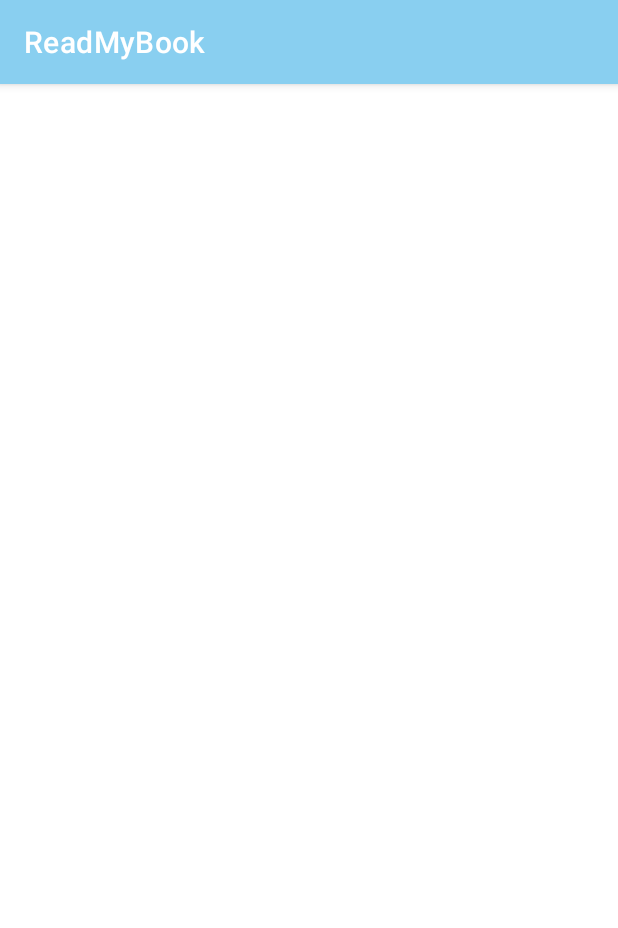
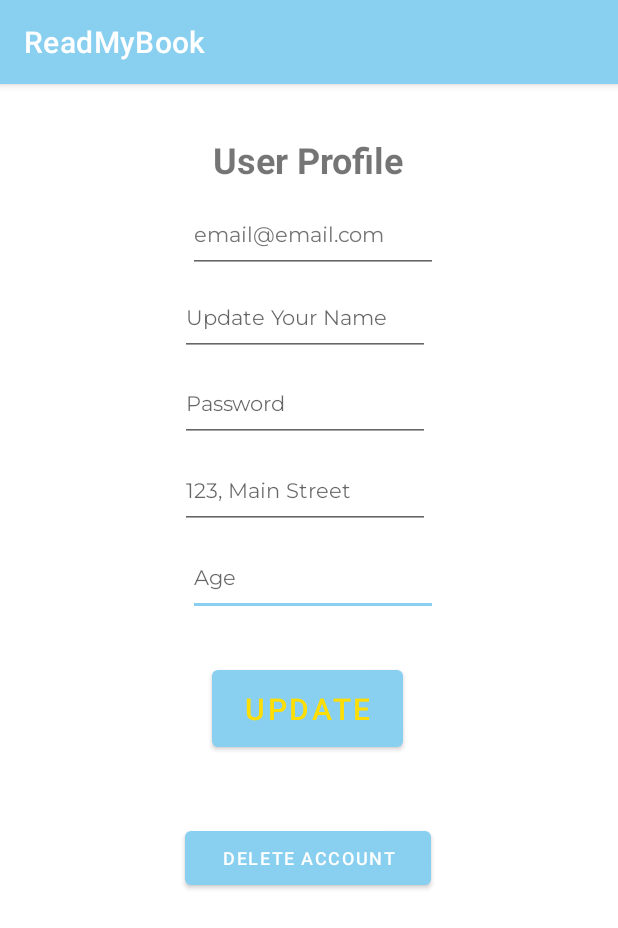
Before and after one commit to itsmeleeeo/ReadMyBook, an Android app: the SettingUp screen opened directly, with no data from a screen before it, on a phone screen of 412 x 824 dp. Shown: the top 928 px of the screen. Run offline under Robolectric (Android 15) with nearby library versions, the phone set to English and light mode, and no system bars.

Commit message:
setting up DB integeration

```diff
--- a/app/src/main/java/com/example/readmybook/DatabaseHelper.java
+++ b/app/src/main/java/com/example/readmybook/DatabaseHelper.java
@@ -123,4 +123,28 @@ public class DatabaseHelper extends SQLiteOpenHelper {
             return false;
         }
     }
+
+    public boolean UpdateAllUserInfo(String email,String name,String PassSign, String Address,String Age ){
+        SQLiteDatabase sqLiteDatabase = this.getWritableDatabase();
+        ContentValues values = new ContentValues();
+        values.put(T1COL2,name);
+        values.put(T1COL3,Age);
+        values.put(T1COL4,Address);
+        values.put(T1COL6,PassSign);
+        long u = sqLiteDatabase.update(TABLE1_NAME,values, "email=?", new String[]{email});
+        if(u > 0) {
+            return true;
+        } else {
+            return false;
+        }
+    }
+    public boolean DeleteUserProfile(String email){
+        SQLiteDatabase sqLiteDatabase = this.getWritableDatabase();
+        long j = sqLiteDatabase.delete(TABLE1_NAME,"email=?",new String[]{email});
+        if(j > 0) {
+            return true;
+        } else {
+            return false;
+        }
+    }
 }
--- a/app/src/main/java/com/example/readmybook/SettingUp.java
+++ b/app/src/main/java/com/example/readmybook/SettingUp.java
@@ -2,13 +2,67 @@ package com.example.readmybook;
 
 import androidx.appcompat.app.AppCompatActivity;
 
+import android.content.Intent;
 import android.os.Bundle;
+import android.text.Html;
+import android.view.View;
+import android.widget.Button;
+import android.widget.EditText;
+import android.widget.Toast;
 
 public class SettingUp extends AppCompatActivity {
+    DatabaseHelper databaseHelper;
 
     @Override
     protected void onCreate(Bundle savedInstanceState) {
         super.onCreate(savedInstanceState);
         setContentView(R.layout.activity_setting_up);
+        EditText txtEnterName = findViewById(R.id.txtEnterName);
+        EditText txtEmail = findViewById(R.id.txtEmail);
+        EditText txtPassSign = findViewById(R.id.txtPassSign);
+        EditText txtAddress = findViewById(R.id.txtAddress);
+        EditText txtAge = findViewById(R.id.txtAge);
+        Button btnUpdate = findViewById(R.id.btnUpdateUProfile);
+        Button btnDelete = findViewById(R.id.btnDeletAccUProfile);
+        databaseHelper = new DatabaseHelper(this);
+
+        btnUpdate.setOnClickListener(new View.OnClickListener() {
+            boolean isUpdated;
+
+            @Override
+            public void onClick(View view) {
+                isUpdated = databaseHelper.UpdateAllUserInfo(txtEmail.getText().toString(),txtEnterName.getText().toString()
+                        ,txtPassSign.getText().toString(),txtAddress.getText().toString(),txtAge.getText().toString());
+
+                if (isUpdated)  {
+                    Toast.makeText(SettingUp.this, Html.fromHtml("<big>Data is Updated Successfully</big>"),Toast.LENGTH_SHORT).show();
+                    startActivity(new Intent(SettingUp.this, MainActivity.class));
+                }
+                else {
+                Toast.makeText(SettingUp.this,
+                        Html.fromHtml("<big>data is not updated</big>"),
+                        Toast.LENGTH_SHORT).show();
+                }
+            }
+        });
+
+        btnDelete.setOnClickListener(new View.OnClickListener() {
+            boolean isDeleted;
+            @Override
+            public void onClick(View view) {
+                isDeleted = databaseHelper.DeleteUserProfile(txtEmail.getText().toString());
+                if (isDeleted)  {
+                    Toast.makeText(SettingUp.this, Html.fromHtml("<big>User Has been Removed</big>"),Toast.LENGTH_SHORT).show();
+                    startActivity(new Intent(SettingUp.this, UserHomePage.class));
+                }
+                else {
+                    Toast.makeText(SettingUp.this,
+                            Html.fromHtml("<big>Could not Delete the User</big>"),
+                            Toast.LENGTH_SHORT).show();
+                }
+            }
+        });
+
+
     }
 }
--- a/app/src/main/res/layout/activity_setting_up.xml
+++ b/app/src/main/res/layout/activity_setting_up.xml
@@ -4,6 +4,149 @@
     xmlns:tools="http://schemas.android.com/tools"
     android:layout_width="match_parent"
     android:layout_height="match_parent"
-    tools:context=".SettingUp">
+    tools:context=".UserProfile">
 
+    <EditText
+        android:id="@+id/txtAge"
+        android:layout_width="wrap_content"
+        android:layout_height="wrap_content"
+        android:layout_marginStart="120dp"
+        android:layout_marginTop="10dp"
+        android:layout_marginEnd="120dp"
+        android:ems="10"
+        android:fontFamily="@font/montserrat"
+        android:hint="@string/txtAge"
+        android:importantForAutofill="no"
+        android:inputType="number"
+        android:minHeight="48dp"
+        android:textColor="@color/black"
+        android:textSize="14sp"
+        app:layout_constraintEnd_toEndOf="parent"
+        app:layout_constraintHorizontal_bias="1.0"
+        app:layout_constraintStart_toStartOf="parent"
+        app:layout_constraintTop_toBottomOf="@+id/txtAddress" />
+
+    <EditText
+        android:id="@+id/txtAddress"
+        android:layout_width="wrap_content"
+        android:layout_height="wrap_content"
+        android:layout_marginStart="120dp"
+        android:layout_marginTop="10dp"
+        android:layout_marginEnd="120dp"
+        android:ems="10"
+        android:fontFamily="@font/montserrat"
+        android:hint="@string/txtAddress"
+        android:importantForAutofill="no"
+        android:inputType="textPersonName"
+        android:minHeight="48dp"
+        android:textColor="@color/black"
+        android:textSize="14sp"
+        app:layout_constraintEnd_toEndOf="parent"
+        app:layout_constraintHorizontal_bias="0.0"
+        app:layout_constraintStart_toStartOf="parent"
+        app:layout_constraintTop_toBottomOf="@+id/txtPassSign" />
+
+    <EditText
+        android:id="@+id/txtPassSign"
+        android:layout_width="wrap_content"
+        android:layout_height="wrap_content"
+        android:layout_marginStart="120dp"
+        android:layout_marginTop="9dp"
+        android:layout_marginEnd="120dp"
+        android:ems="10"
+        android:fontFamily="@font/montserrat"
+        android:hint="@string/txtPasswordSign"
+        android:importantForAutofill="no"
+        android:inputType="textPassword"
+        android:minHeight="48dp"
+        android:textColor="@color/black"
+        android:textSize="14sp"
+        app:layout_constraintEnd_toEndOf="parent"
+        app:layout_constraintHorizontal_bias="0.0"
+        app:layout_constraintStart_toStartOf="parent"
+        app:layout_constraintTop_toBottomOf="@+id/txtEnterName" />
+
+    <EditText
+        android:id="@+id/txtEmail"
+        android:layout_width="wrap_content"
+        android:layout_height="wrap_content"
+        android:layout_marginStart="120dp"
+        android:layout_marginTop="11dp"
+        android:layout_marginEnd="120dp"
+        android:ems="10"
+        android:fontFamily="@font/montserrat"
+        android:hint="@string/txtEmail"
+        android:importantForAutofill="no"
+        android:inputType="textPersonName"
+        android:minHeight="48dp"
+        android:textColor="@color/black"
+        android:textColorHint="#757575"
+        android:textSize="14sp"
+        app:layout_constraintEnd_toEndOf="parent"
+        app:layout_constraintHorizontal_bias="1.0"
+        app:layout_constraintStart_toStartOf="parent"
+        app:layout_constraintTop_toBottomOf="@+id/UserPageTitle" />
+
+    <EditText
+        android:id="@+id/txtEnterName"
+        android:layout_width="wrap_content"
+        android:layout_height="wrap_content"
+        android:layout_marginStart="120dp"
+        android:layout_marginTop="7dp"
+        android:layout_marginEnd="120dp"
+        android:ems="10"
+        android:fontFamily="@font/montserrat"
+        android:hint="@string/hintChangeNameUP"
+        android:importantForAutofill="no"
+        android:inputType="textPersonName"
+        android:minHeight="48dp"
+        android:textColor="@color/black"
+        android:textSize="14sp"
+        app:layout_constraintEnd_toEndOf="parent"
+        app:layout_constraintHorizontal_bias="0.0"
+        app:layout_constraintStart_toStartOf="parent"
+        app:layout_constraintTop_toBottomOf="@+id/txtEmail" />
+
+    <TextView
+        android:id="@+id/UserPageTitle"
+        android:layout_width="wrap_content"
+        android:layout_height="wrap_content"
+        android:layout_marginStart="141dp"
+        android:layout_marginTop="34dp"
+        android:layout_marginEnd="142dp"
+        android:text="@string/txtUserProfileTitle"
+        android:textSize="24sp"
+        android:textStyle="bold"
+        app:layout_constraintEnd_toEndOf="parent"
+        app:layout_constraintStart_toStartOf="parent"
+        app:layout_constraintTop_toTopOf="parent" />
+
+    <Button
+        android:id="@+id/btnUpdateUProfile"
+        android:layout_width="127dp"
+        android:layout_height="63dp"
+        android:layout_marginStart="141dp"
+        android:layout_marginTop="30dp"
+        android:layout_marginEnd="143dp"
+        android:text="@string/txtBtnUpdateUP"
+        android:textColor="@color/teal_700"
+        android:textSize="20sp"
+        app:layout_constraintEnd_toEndOf="parent"
+        app:layout_constraintStart_toStartOf="parent"
+        app:layout_constraintTop_toBottomOf="@+id/txtAge" />
+
+    <Button
+        android:id="@+id/btnDeletAccUProfile"
+        android:layout_width="164dp"
+        android:layout_height="48dp"
+        android:layout_marginStart="126dp"
+        android:layout_marginTop="44dp"
+        android:layout_marginEnd="127dp"
+        android:text="@string/txtBtnDeleteUP"
+        android:textColorHighlight="@color/grey"
+        android:textColorLink="@color/grey"
+        android:textSize="12sp"
+        app:layout_constraintEnd_toEndOf="parent"
+        app:layout_constraintStart_toStartOf="parent"
+        app:layout_constraintTop_toBottomOf="@+id/btnUpdateUProfile" />
 </androidx.constraintlayout.widget.ConstraintLayout>
```
